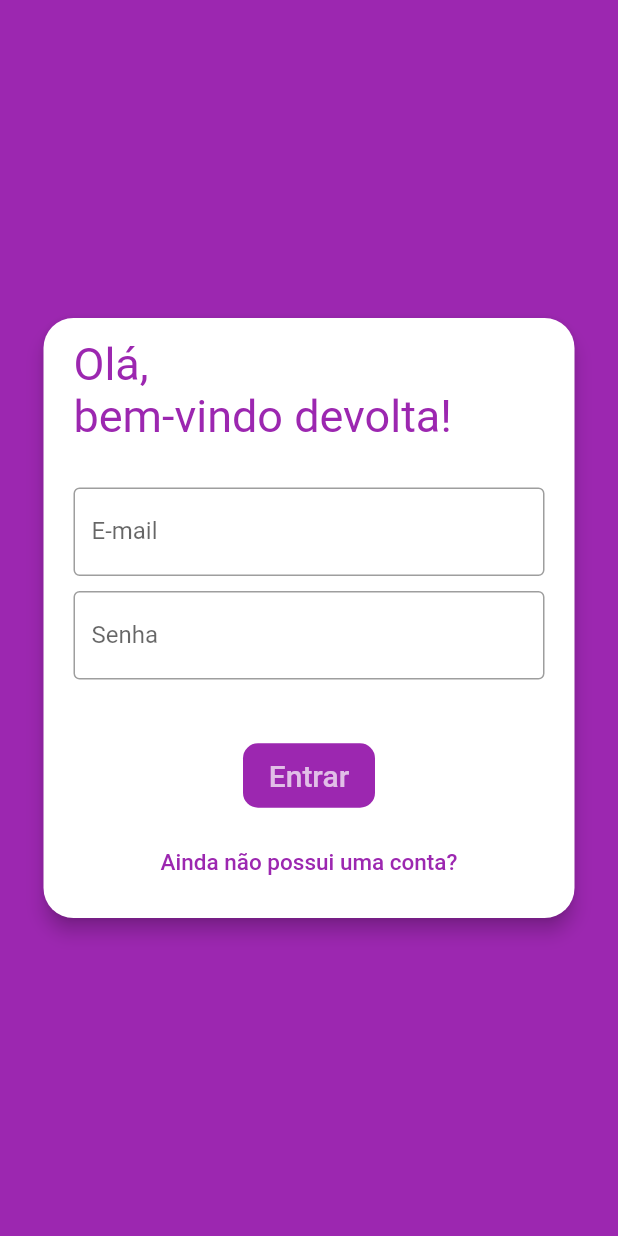
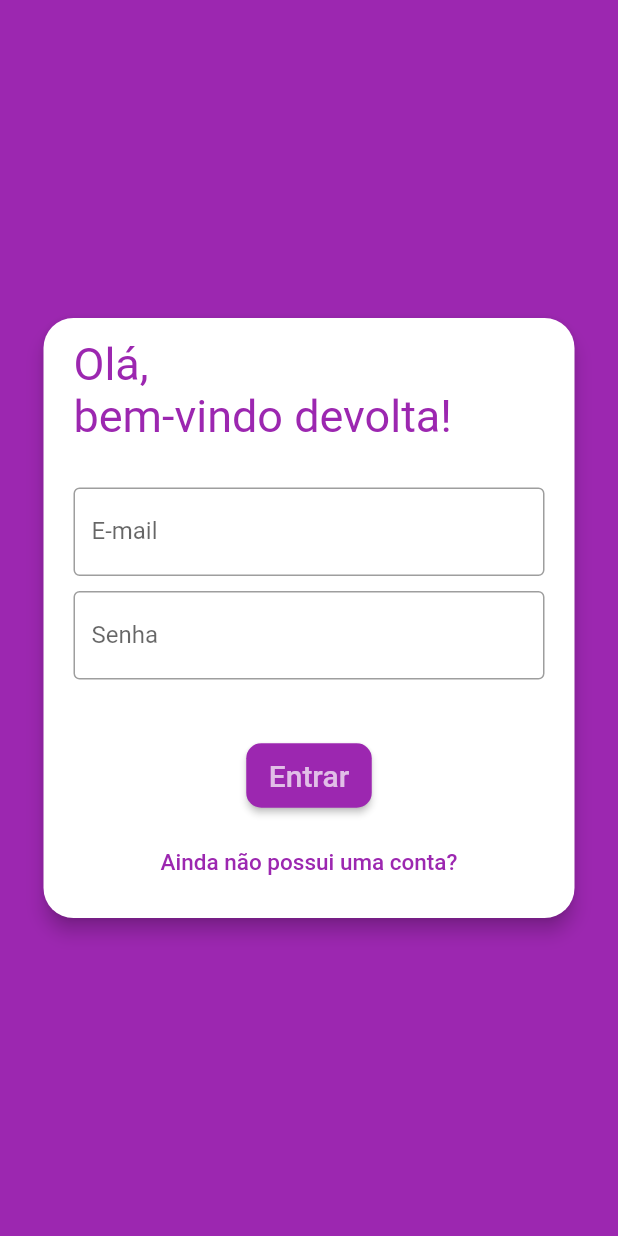
Before and after one commit to victorwolff39/mercos_challenge, a Flutter app: the screen it shows after launch, on a phone screen of 412 x 824 dp. Run offline on Flutter 3.47's test engine with Material 2 defaults, Android fonts, the phone set to English and light mode, and no system bars; our stand-ins replace firebase_auth, firebase_core, fluttertoast; accounts and stored records are empty.

Commit message:
Adicionado:  - Classe client.dart  - Provider clients_provider.dart
Para fazer o carregamento dos clientes utilizando um MultiProvider.
Também foram arrumados algums deprecated widgets depois de passar do Flutter 1.* para 2.*

```diff
--- a/lib/main.dart
+++ b/lib/main.dart
@@ -1,6 +1,7 @@
 import 'package:firebase_auth/firebase_auth.dart';
 import 'package:firebase_core/firebase_core.dart';
 import 'package:flutter/material.dart';
+import 'package:mercos_challenge/providers/clients_provider.dart';
 import 'package:provider/provider.dart';
 import 'package:mercos_challenge/providers/products_provider.dart';
 import 'package:mercos_challenge/ui/screens/auth/auth_screen.dart';
@@ -23,6 +24,9 @@ class MyApp extends StatelessWidget {
           providers: [
             ChangeNotifierProvider(
               create: (_) => new ProductsProvider(),
+            ),
+            ChangeNotifierProvider(
+              create: (_) => new ClientsProvider(),
             )
           ],
           child: MaterialApp(
--- /dev/null
+++ b/lib/models/client.dart
@@ -0,0 +1,11 @@
+import 'package:flutter/cupertino.dart';
+
+class Client {
+  final int id;
+  final String name;
+
+  Client({
+    @required this.id,
+    @required this.name,
+  });
+}
--- a/lib/ui/wisgets/auth/auth_form.dart
+++ b/lib/ui/wisgets/auth/auth_form.dart
@@ -36,9 +36,7 @@ class _AuthFormState extends State<AuthForm> {
 
   @override
   Widget build(BuildContext context) {
-    final Color mainColor = Theme
-        .of(context)
-        .primaryColor;
+    final Color mainColor = Theme.of(context).primaryColor;
 
     return SingleChildScrollView(
       child: Padding(
@@ -94,12 +92,12 @@ class _AuthFormState extends State<AuthForm> {
                         border: const OutlineInputBorder(),
                       ),
                       onChanged: (value) => _authData.password = value,
-                      validator: (value) =>
-                      _authData.isSignUp ? InputValidator.validatePassword(
-                          value) : null,
+                      validator: (value) => _authData.isSignUp
+                          ? InputValidator.validatePassword(value)
+                          : null,
                     ),
                     SizedBox(height: 10),
-                    if(_authData.isSignUp)
+                    if (_authData.isSignUp)
                       TextFormField(
                         obscureText: true,
                         cursorColor: mainColor,
@@ -115,27 +113,32 @@ class _AuthFormState extends State<AuthForm> {
                         },
                       ),
                     SizedBox(height: 30),
-                    FlatButton(
+                    ElevatedButton(
                       child: Text(
                         _authData.isLogin ? "Entrar" : "Registrar",
                         style: TextStyle(
-                          color:
-                          Theme
-                              .of(context)
+                          color: Theme.of(context)
                               .primaryTextTheme
                               .headline1
                               .color,
                           fontSize: 20,
                         ),
                       ),
-                      padding: EdgeInsets.symmetric(
-                        vertical: 10,
-                        horizontal: 15,
-                      ),
-                      color: mainColor,
-                      shape: RoundedRectangleBorder(
-                        borderRadius: BorderRadius.all(Radius.circular(10)),
-                      ),
+                      style: ButtonStyle(
+                          backgroundColor: MaterialStateProperty.all<Color>(
+                              Theme.of(context).primaryColor),
+                          padding: MaterialStateProperty.all(
+                            EdgeInsets.symmetric(
+                              vertical: 10,
+                              horizontal: 15,
+                            ),
+                          ),
+                          shape: MaterialStateProperty.all(
+                            RoundedRectangleBorder(
+                              borderRadius:
+                                  BorderRadius.all(Radius.circular(10)),
+                            ),
+                          )),
                       onPressed: () => _submit(),
                     ),
                     SizedBox(height: 10),
```
Also changed, not shown: lib/providers/clients_provider.dart (added, +35 -0 lines).
